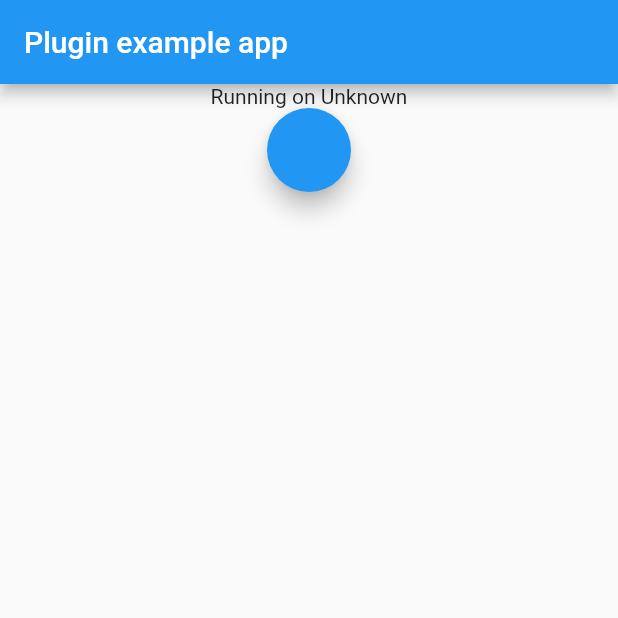
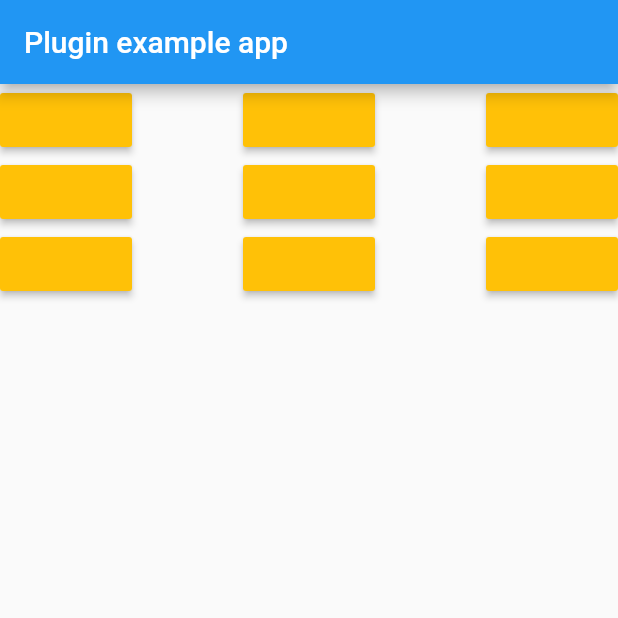
Before and after one commit to najva-com/najva-flutter-sample, a Flutter app: the screen it shows after launch, on a phone screen of 412 x 824 dp, the top half of it. Run offline on Flutter 3.47's test engine with Material 2 defaults, Android fonts, the phone set to English and light mode, and no system bars; missing offline and left inert: najvaflutter.

```diff
--- a/lib/Najva.dart
+++ b/lib/Najva.dart
@@ -7,12 +7,11 @@ class Najva extends NajvaFlutter {
 
   /// constructor for Najva
   Najva() {
-    init(campaignId, websiteId, apiKey);
+    disableLocation();
 
-    // you can call initUserHandling() method if you want to get warned about users
-    initUserHandling();
+    init();
 
-    getSubscribedToken().then((token) => {  print("user token: ${token}") });
+    getSubscribedToken().then((token) => {  print("user token: $token") });
 
   }
 
--- a/lib/main.dart
+++ b/lib/main.dart
@@ -8,23 +8,101 @@ import 'Najva.dart';
 
 void main() => runApp(MyApp());
 
+var map = [
+  [Colors.amber, Colors.amber, Colors.amber],
+  [Colors.amber, Colors.amber, Colors.amber],
+  [Colors.amber, Colors.amber, Colors.amber]
+];
+
+var player = true;
+
+var gameDone = false;
+var message = "";
+var count = 0;
+
 class MyApp extends StatefulWidget {
   @override
   _MyAppState createState() => _MyAppState();
 }
 
 class _MyAppState extends State<MyApp> {
-  String _platformVersion = 'Unknown';
   Najva najva;
+
   @override
   void initState() {
     super.initState();
     najva = new Najva();
   }
 
-  void onButtonClicked(){
+  void onButtonClicked(int x, int y) {
+    if (map[x][y] != Colors.amber) {
+      return;
+    }
+    count++;
+    setState(() {
+      if (player) {
+        map[x][y] = Colors.blue;
+      } else {
+        map[x][y] = Colors.red;
+      }
 
-    najva.getSubscribedToken().then((token)=> {print("token: ${token}")});
+      checkGame(x, y);
+
+      if (!gameDone) {
+        player = !player;
+        if(count>=9){
+          gameDone= true;
+          message = "Game has been a draw";
+        }
+      } else {
+        message = "Player ${getPlayerNumber()} won the game";
+      }
+    });
+  }
+
+  int getPlayerNumber() {
+    if (player) {
+      return 1;
+    } else {
+      return 2;
+    }
+  }
+
+  void checkGame(int x, int y) {
+    print("x=$x y=$y");
+    if (map[x][0] == map[x][1] && map[x][0] == map[x][2]) {
+      print("x matched");
+      gameDone = true;
+    }
+    if (map[0][y] == map[1][y] && map[0][y] == map[2][y]) {
+      print("y matched");
+      gameDone = true;
+    }
+    if (map[0][0] != Colors.amber &&
+        map[0][0] == map[1][1] &&
+        map[0][0] == map[2][2]) {
+      print("cross 1");
+      gameDone = true;
+    }
+    if (map[1][1] != Colors.amber &&
+        map[2][0] == map[1][1] &&
+        map[1][1] == map[0][2]) {
+      print("cross 2");
+      gameDone = true;
+    }
+  }
+
+  void resetGame() {
+    setState(() {
+      for (var row in map) {
+        for (var item in row) {
+          map[map.indexOf(row)][row.indexOf(item)] = Colors.amber;
+        }
+      }
+      gameDone = false;
+      player = true;
+    });
+    count = 0;
   }
 
   @override
@@ -34,13 +112,125 @@ class _MyAppState extends State<MyApp> {
         appBar: AppBar(
           title: const Text('Plugin example app'),
         ),
-        body: Center(
-          child: Column(children: <Widget>[
-            Text("Running on $_platformVersion"),
-            FloatingActionButton(onPressed: onButtonClicked)
-          ],),
-        ),
+        body: Center(child: getContent()),
       ),
     );
   }
+
+  Widget getContent() {
+    if (gameDone) {
+      return Column(
+        children: <Widget>[
+          Text(message),
+          RaisedButton(
+            child: Text("reset"),
+            onPressed: resetGame,
+          )
+        ],
+      );
+    } else {
+      return Row(
+        mainAxisSize: MainAxisSize.max,
+        mainAxisAlignment: MainAxisAlignment.spaceBetween,
+        children: <Widget>[
+          Flexible(
+            child: Column(
+              mainAxisSize: MainAxisSize.max,
+              children: <Widget>[
+                Flexible(
+                    child: RaisedButton(
+                      color: map[0][0],
+                      onPressed: () {
+                        onButtonClicked(0, 0);
+                      },
+                    ),
+                    flex: 2),
+                Flexible(
+                    child: RaisedButton(
+                      color: map[1][0],
+                      onPressed: () {
+                        onButtonClicked(1, 0);
+                      },
+                    ),
+                    flex: 1),
+                Flexible(
+                    child: RaisedButton(
+                      color: map[2][0],
+                      onPressed: () {
+                        onButtonClicked(2, 0);
+                      },
+                    ),
+                    flex: 1),
+              ],
+            ),
+            flex: 1,
+          ),
+          Flexible(
+            child: Column(
+              mainAxisSize: MainAxisSize.max,
+              children: <Widget>[
+                Flexible(
+                    child: RaisedButton(
+                      color: map[0][1],
+                      onPressed: () {
+                        onButtonClicked(0, 1);
+                      },
+                    ),
+                    flex: 1),
+                Flexible(
+                    child: RaisedButton(
+                      color: map[1][1],
+                      onPressed: () {
+                        onButtonClicked(1, 1);
+                      },
+                    ),
+                    flex: 1),
+                Flexible(
+                    child: RaisedButton(
+                      color: map[2][1],
+                      onPressed: () {
+                        onButtonClicked(2, 1);
+                      },
+                    ),
+                    flex: 1),
+              ],
+            ),
+            flex: 1,
+          ),
+          Flexible(
+            child: Column(
+              mainAxisSize: MainAxisSize.max,
+              children: <Widget>[
+                Flexible(
+                    child: RaisedButton(
+                      color: map[0][2],
+                      onPressed: () {
+                        onButtonClicked(0, 2);
+                      },
+                    ),
+                    flex: 1),
+                Flexible(
+                    child: RaisedButton(
+                      color: map[1][2],
+                      onPressed: () {
+                        onButtonClicked(1, 2);
+                      },
+                    ),
+                    flex: 1),
+                Flexible(
+                    child: RaisedButton(
+                      color: map[2][2],
+                      onPressed: () {
+                        onButtonClicked(2, 2);
+                      },
+                    ),
+                    flex: 1),
+              ],
+            ),
+            flex: 1,
+          )
+        ],
+      );
+    }
+  }
 }
--- a/pubspec.yaml
+++ b/pubspec.yaml
@@ -9,6 +9,7 @@ environment:
 dependencies:
   flutter:
     sdk: flutter
+  najvaflutter: ^1.2.3
 
   # The following adds the Cupertino Icons font to your application.
   # Use with the CupertinoIcons class for iOS style icons.
@@ -17,9 +18,6 @@ dependencies:
 dev_dependencies:
   flutter_test:
     sdk: flutter
-
-  najvaflutter:
-    path: ../
 
 # For information on the generic Dart part of this file, see the
 # following page: https://www.dartlang.org/tools/pub/pubspec
```
Also changed, not shown: pubspec.lock, 6 other files.
